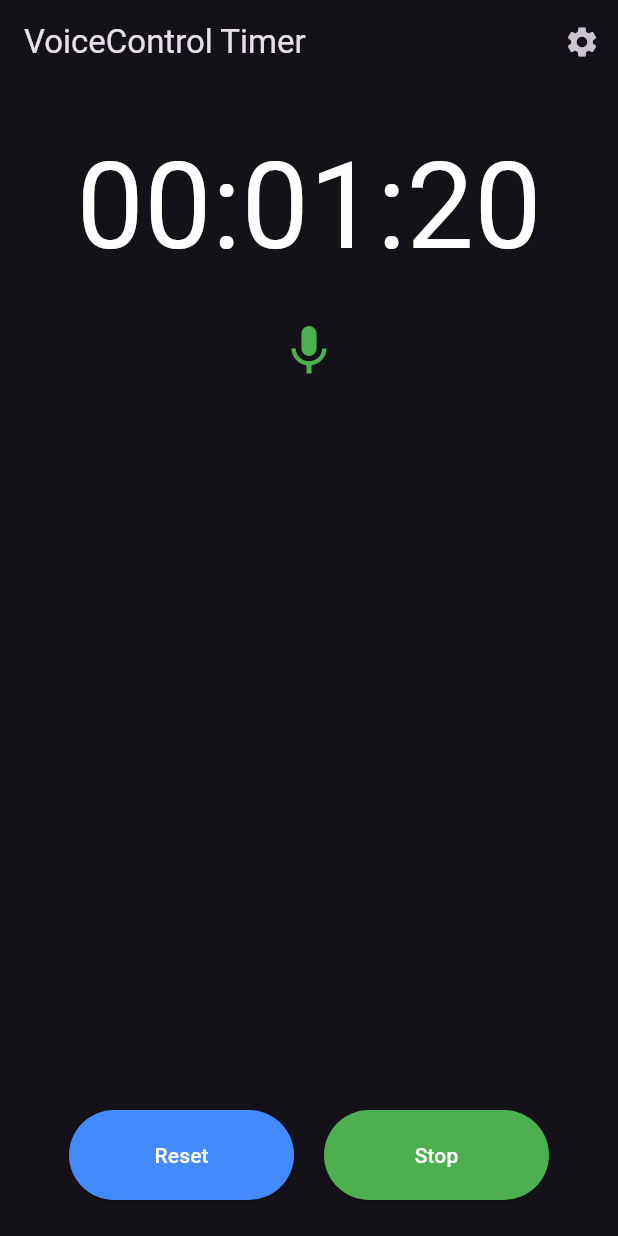
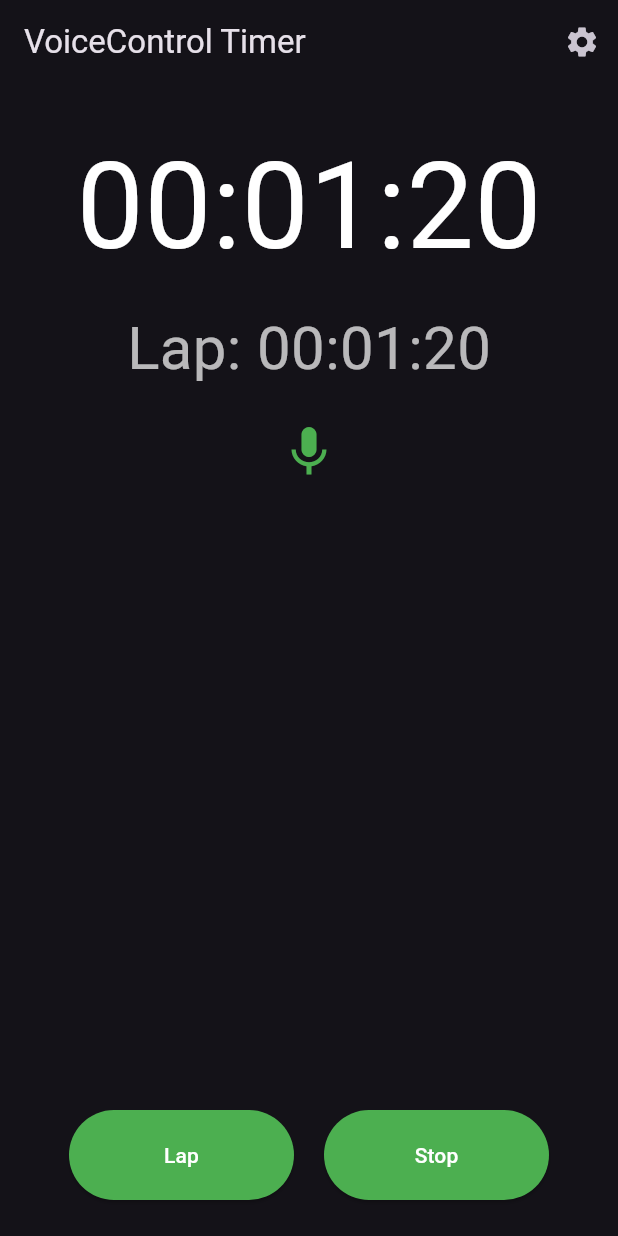
Before and after one commit to alexsvtmdev/vcstopwatch, a Flutter app: the screen it shows after launch, after a tap on "Start", on a phone screen of 412 x 824 dp. Run offline on Flutter 3.47's test engine with Material 3 defaults, Android fonts, the phone set to English and light mode, and no system bars; our stand-ins replace flutter_tts, shared_preferences; missing offline and left inert: vosk_flutter_2.

Commit message:
LAP implemented

```diff
--- a/lib/main.dart
+++ b/lib/main.dart
@@ -6,6 +6,18 @@
 import 'package:flutter_tts/flutter_tts.dart';
 import 'package:shared_preferences/shared_preferences.dart';
 import 'package:vosk_flutter_2/vosk_flutter_2.dart';
+
+/// Класс, представляющий запись круга.
+class LapRecord {
+  final int lapNumber;
+  final Duration lapTime;
+  final Duration overallTime;
+  LapRecord({
+    required this.lapNumber,
+    required this.lapTime,
+    required this.overallTime,
+  });
+}
 
 /// Результат распознавания голоса с флагом, является ли он командой.
 class VoiceCommandResult {
@@ -33,7 +45,9 @@
     "clear",
     "restart",
     "renew",
-    "resume", // добавлен синоним "resume"
+    "resume",
+    "lap",
+    "split",
   ];
 
   // Список слов, которые будут распознаны, но не вызовут реакцию.
@@ -78,7 +92,6 @@
         "Loading model from: ${modelDescription.url}",
         name: "VoiceCommandService",
       );
-      // Здесь можно заменить загрузку по сети на локальную модель (если лежит в assets)
       final modelPath = await _modelLoader.loadFromNetwork(
         modelDescription.url,
       );
@@ -94,7 +107,6 @@
         name: "VoiceCommandService",
       );
 
-      // Устанавливаем грамматику – объединение commandWords и ignoreWords.
       await recognizer!.setGrammar(grammarList);
       developer.log(
         "Grammar set to: $grammarList",
@@ -129,9 +141,7 @@
           recognized = "-";
         }
         bool isCommand = false;
-        // Если распознанный текст ровно равен одному из игнорируемых слов – не считается командой.
         if (!ignoreWords.contains(recognized)) {
-          // Если в тексте содержится хотя бы одно слово из commandWords, считаем это командой.
           for (var word in commandWords) {
             if (recognized.contains(word)) {
               isCommand = true;
@@ -200,34 +210,38 @@
   final FlutterTts flutterTts = FlutterTts();
 
   Timer? _uiTimer;
-  // _accumulated хранит общее время до последнего запуска.
   Duration _accumulated = Duration.zero;
-  // _startTime хранит момент последнего запуска.
   DateTime? _startTime;
+  DateTime? _lapStartTime;
   bool isActive = false;
   double volume = 1.0;
-  // Интервал произношения в секундах; 0 означает отключить.
   int intervalSeconds = 30;
   bool voiceControlEnabled = true;
   bool voiceRecognitionActive = false;
 
-  // Для отображения распознанного текста под иконкой (фиксированное место).
   String? _displayedVoiceText;
   bool _displayedVoiceIsCommand = false;
   Timer? _clearVoiceTextTimer;
 
-  // Для интервальных объявлений.
   int _lastIntervalAnnounced = -1;
+
+  List<LapRecord> _lapRecords = [];
 
   late VoiceCommandService voiceService;
   StreamSubscription<VoiceCommandResult>? _voiceSub;
 
-  /// Геттер, возвращающий общее прошедшее время.
   Duration get elapsed {
     if (isActive && _startTime != null) {
       return _accumulated + DateTime.now().difference(_startTime!);
     }
     return _accumulated;
+  }
+
+  Duration get currentLapElapsed {
+    if (isActive && _lapStartTime != null) {
+      return DateTime.now().difference(_lapStartTime!);
+    }
+    return Duration.zero;
   }
 
   @override
@@ -236,10 +250,9 @@
     _loadSettings();
     flutterTts.setVolume(volume);
 
-    // UI таймер: обновляем экран каждые 50 мс и проверяем интервальные объявления.
     _uiTimer = Timer.periodic(const Duration(milliseconds: 50), (timer) {
       if (isActive && _startTime != null) {
-        setState(() {}); // Обновляем UI.
+        setState(() {});
         Duration currentElapsed = elapsed;
         int totalSeconds = currentElapsed.inSeconds;
         if (intervalSeconds != 0 &&
@@ -254,7 +267,6 @@
       }
     });
 
-    // Инициализируем сервис голосовых команд.
     voiceService = VoiceCommandService();
     voiceService.initialize().then((_) {
       if (voiceControlEnabled) {
@@ -276,8 +288,7 @@
         _clearVoiceTextTimer?.cancel();
         _clearVoiceTextTimer = Timer(const Duration(seconds: 3), () {
           setState(() {
-            _displayedVoiceText =
-                " "; // Пробел для сохранения фиксированной высоты.
+            _displayedVoiceText = " ";
           });
         });
         if (result.isCommand) {
@@ -287,9 +298,6 @@
     });
   }
 
-  // Функция для форматирования интервальных объявлений.
-  // Если прошло ровно целое число минут (секунды == 0) и не 0, возвращает только минуты,
-  // иначе – минуты и секунды.
   String _formatIntervalAnnouncement(Duration duration) {
     int totalSeconds = duration.inSeconds;
     int minutes = totalSeconds ~/ 60;
@@ -303,7 +311,6 @@
     }
   }
 
-  // Форматирование времени для отображения (MM:SS:CS)
   String _formatTime(Duration duration) {
     int minutes = duration.inMinutes;
     int seconds = duration.inSeconds % 60;
@@ -311,8 +318,6 @@
     return "${minutes.toString().padLeft(2, '0')}:${seconds.toString().padLeft(2, '0')}:${centiseconds.toString().padLeft(2, '0')}";
   }
 
-  // Форматирование для голосового объявления при остановке.
-  // Если прошло больше 1 минуты – объявляются минуты и секунды, иначе – только секунды.
   String _formatAnnouncement(Duration duration) {
     int minutes = duration.inMinutes;
     int seconds = duration.inSeconds % 60;
@@ -320,6 +325,27 @@
       return "$minutes minute${minutes != 1 ? "s" : ""} and $seconds second${seconds != 1 ? "s" : ""}";
     } else {
       return "$seconds second${seconds != 1 ? "s" : ""}";
+    }
+  }
+
+  void _handleLap() {
+    if (isActive && _lapStartTime != null) {
+      Duration currentLap = DateTime.now().difference(_lapStartTime!);
+      Duration overall = elapsed;
+      int lapNumber = _lapRecords.length + 1;
+      LapRecord lapRecord = LapRecord(
+        lapNumber: lapNumber,
+        lapTime: currentLap,
+        overallTime: overall,
+      );
+      _lapRecords.insert(0, lapRecord);
+      _lapStartTime = DateTime.now();
+      flutterTts.speak("Lap ${lapNumber.toString().padLeft(2, '0')}");
+      developer.log(
+        "Lap recorded: Lap ${lapNumber.toString().padLeft(2, '0')}, lap time: $currentLap, overall: $overall",
+        name: "TimerPage",
+      );
+      setState(() {});
     }
   }
 
@@ -333,6 +359,7 @@
         setState(() {
           isActive = true;
           _startTime = DateTime.now();
+          _lapStartTime = DateTime.now();
         });
         developer.log(
           "Voice command executed: start/begin/resume",
@@ -351,6 +378,10 @@
         });
         developer.log("Voice command executed: stop/pause", name: "TimerPage");
       }
+    } else if (commandText.contains("lap") || commandText.contains("split")) {
+      if (isActive && _lapStartTime != null) {
+        _handleLap();
+      }
     } else if (commandText.contains("reset") ||
         commandText.contains("clear") ||
         commandText.contains("restart") ||
@@ -360,6 +391,8 @@
         isActive = false;
         _accumulated = Duration.zero;
         _startTime = null;
+        _lapStartTime = null;
+        _lapRecords.clear();
       });
       developer.log(
         "Voice command executed: reset/clear/restart/renew",
@@ -383,6 +416,138 @@
     await prefs.setDouble('volume', volume);
     await prefs.setInt('intervalSeconds', intervalSeconds);
     await prefs.setBool('voiceControlEnabled', voiceControlEnabled);
+  }
+
+  void _handleReset() {
+    flutterTts.speak("Timer in zero");
+    setState(() {
+      isActive = false;
+      _accumulated = Duration.zero;
+      _startTime = null;
+      _lapStartTime = null;
+      _lapRecords.clear();
+    });
+    developer.log("Manual: Timer reset", name: "TimerPage");
+  }
+
+  Widget _buildLapTable() {
+    return Container(
+      height: 200,
+      child: SingleChildScrollView(
+        child: Column(
+          children: [
+            Container(
+              padding: const EdgeInsets.symmetric(vertical: 4),
+              decoration: const BoxDecoration(
+                border: Border(
+                  bottom: BorderSide(color: Colors.white, width: 1),
+                ),
+              ),
+              child: Row(
+                mainAxisAlignment: MainAxisAlignment.spaceBetween,
+                children: const [
+                  Expanded(
+                    child: Text(
+                      "Lap",
+                      style: TextStyle(fontSize: 12),
+                      textAlign: TextAlign.center,
+                    ),
+                  ),
+                  Expanded(
+                    child: Text(
+                      "Lap times",
+                      style: TextStyle(fontSize: 12),
+                      textAlign: TextAlign.center,
+                    ),
+                  ),
+                  Expanded(
+                    child: Text(
+                      "Overall time",
+                      style: TextStyle(fontSize: 12),
+                      textAlign: TextAlign.center,
+                    ),
+                  ),
+                ],
+              ),
+            ),
+            ListView.builder(
+              shrinkWrap: true,
+              physics: const NeverScrollableScrollPhysics(),
+              itemCount: _lapRecords.length,
+              itemBuilder: (context, index) {
+                final lap = _lapRecords[index];
+                return Row(
+                  mainAxisAlignment: MainAxisAlignment.spaceBetween,
+                  children: [
+                    Expanded(
+                      child: Text(
+                        lap.lapNumber.toString().padLeft(2, '0'),
+                        style: const TextStyle(fontSize: 12),
+                        textAlign: TextAlign.center,
+                      ),
+                    ),
+                    Expanded(
+                      child: Text(
+                        _formatTime(lap.lapTime),
+                        style: const TextStyle(fontSize: 12),
+                        textAlign: TextAlign.center,
+                      ),
+                    ),
+                    Expanded(
+                      child: Text(
+                        _formatTime(lap.overallTime),
+                        style: const TextStyle(fontSize: 12),
+                        textAlign: TextAlign.center,
+                      ),
+                    ),
+                  ],
+                );
+              },
+            ),
+          ],
+        ),
+      ),
+    );
+  }
+
+  // Виджет для левой кнопки, которая выполняет либо lap, либо reset.
+  Widget _buildLapOrResetButton() {
+    if (isActive) {
+      return ElevatedButton(
+        style: ElevatedButton.styleFrom(
+          minimumSize: const Size(150, 60),
+          shape: const StadiumBorder(),
+          backgroundColor: Colors.green,
+          foregroundColor: Colors.white,
+        ),
+        onPressed: _handleLap,
+        child: const Text('Lap'),
+      );
+    } else {
+      if (elapsed > Duration.zero) {
+        return ElevatedButton(
+          style: ElevatedButton.styleFrom(
+            minimumSize: const Size(150, 60),
+            shape: const StadiumBorder(),
+            backgroundColor: Colors.blueAccent,
+            foregroundColor: Colors.white,
+          ),
+          onPressed: _handleReset,
+          child: const Text('Reset'),
+        );
+      } else {
+        return ElevatedButton(
+          style: ElevatedButton.styleFrom(
+            minimumSize: const Size(150, 60),
+            shape: const StadiumBorder(),
+            backgroundColor: Colors.grey,
+            foregroundColor: Colors.white,
+          ),
+          onPressed: null,
+          child: const Text('Lap'),
+        );
+      }
+    }
   }
 
   @override
@@ -418,13 +583,19 @@
         child: Column(
           mainAxisAlignment: MainAxisAlignment.spaceBetween,
           children: [
-            // Верхняя группа: часы, индикатор и распознанный текст.
+            // Верхняя группа: часы, lap timer, индикатор и распознанный текст, таблица кругов.
             Column(
               children: [
                 Text(
                   formattedTime,
                   style: const TextStyle(fontSize: 80, color: Colors.white),
                 ),
+                const SizedBox(height: 10),
+                if (isActive && _lapStartTime != null)
+                  Text(
+                    "Lap: ${_formatTime(DateTime.now().difference(_lapStartTime!))}",
+                    style: const TextStyle(fontSize: 40, color: Colors.white70),
+                  ),
                 const SizedBox(height: 20),
                 Icon(
                   voiceRecognitionActive ? Icons.mic : Icons.mic_off,
@@ -451,30 +622,17 @@
                     ),
                   ),
                 ),
+                if (_lapRecords.isNotEmpty) ...[
+                  const SizedBox(height: 10),
+                  _buildLapTable(),
+                ],
               ],
             ),
             // Нижняя группа: кнопки управления таймером.
             Row(
               mainAxisAlignment: MainAxisAlignment.center,
               children: [
-                ElevatedButton(
-                  style: ElevatedButton.styleFrom(
-                    minimumSize: const Size(150, 60),
-                    shape: const StadiumBorder(),
-                    backgroundColor: Colors.blueAccent,
-                    foregroundColor: Colors.white,
-                  ),
-                  onPressed: () {
-                    flutterTts.speak('Timer in zero');
-                    setState(() {
-                      isActive = false;
-                      _accumulated = Duration.zero;
-                      _startTime = null;
-                    });
-                    developer.log("Manual: Timer reset", name: "TimerPage");
-                  },
-                  child: const Text('Reset'),
-                ),
+                _buildLapOrResetButton(),
                 const SizedBox(width: 20),
                 ElevatedButton(
                   style: ElevatedButton.styleFrom(
@@ -489,6 +647,7 @@
                       setState(() {
                         isActive = true;
                         _startTime = DateTime.now();
+                        _lapStartTime = DateTime.now();
                       });
                       developer.log("Manual: Timer started", name: "TimerPage");
                     } else if (isActive && _startTime != null) {
@@ -638,3 +797,10 @@
     );
   }
 }
+ /*
+  В этом примере мы создали простое приложение таймера, которое можно управлять голосом. Пользователь может запустить, остановить, сбросить таймер и делать круги с помощью голосовых команд.
+  Важно:  Вам нужно будет добавить разрешение на использование микрофона в вашем Android-приложении. Для этого добавьте следующую строку в ваш  AndroidManifest.xml :
+  <uses-permission android:name="android.permission.RECORD_AUDIO" />
+  Вот как это выглядит:
+  <?xml version="1.0" encoding="utf-8"?>
+  */
```
